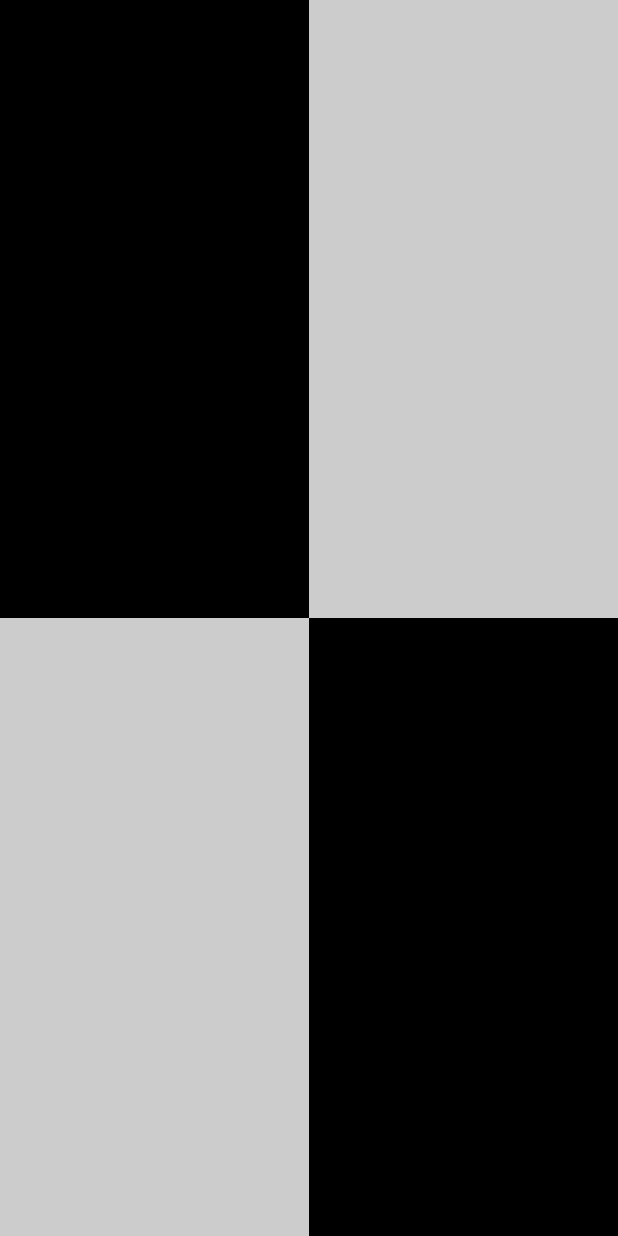
After one commit to jvmorgutia/AlarmCast, an Android app: the layout frag_four_widget.xml on its own in the app's theme, with its tools: preview values and no code run, on a phone screen of 412 x 824 dp. The commit adds this screen. Run offline under Robolectric (Android 15) with nearby library versions, the phone set to English and light mode, and no system bars.

Commit message:
Refractor from gridview to multiple linearlayouts

```diff
--- a/app/build.gradle
+++ b/app/build.gradle
@@ -1,4 +1,4 @@
-apply plugin: 'android'
+apply plugin: 'com.android.application'
 
 android {
     compileSdkVersion 19
--- a/app/src/main/java/alarmcast/app/WidgetFragment.java
+++ b/app/src/main/java/alarmcast/app/WidgetFragment.java
@@ -72,7 +72,7 @@ public abstract class WidgetFragment extends Fragment implements DlgWidgetPicker
         String jsonString = gson.toJson(widgets, new TypeToken<ArrayList<Widget>>(){}.getType());
 
         SharedPreferences sharedPref = getActivity().getPreferences(Context.MODE_PRIVATE);
-        sharedPref.edit().putString(saveLoc, jsonString).commit();
+        sharedPref.edit().putString(saveLoc, jsonString).apply();
     }
 
     @Override
--- /dev/null
+++ b/app/src/main/res/layout/frag_four_widget.xml
@@ -0,0 +1,50 @@
+<?xml version="1.0" encoding="utf-8"?>
+
+<LinearLayout xmlns:android="http://schemas.android.com/apk/res/android"
+    android:orientation="vertical" android:layout_width="match_parent"
+    android:layout_height="match_parent"
+    android:weightSum="1">
+
+    <LinearLayout
+        android:layout_weight="0.5"
+        android:orientation="horizontal"
+        android:layout_width="match_parent"
+        android:layout_height="wrap_content"
+        android:layout_gravity="center_horizontal"
+        android:baselineAligned="false">
+
+        <FrameLayout
+            android:layout_weight="0.5"
+            android:layout_width="fill_parent"
+            android:layout_height="fill_parent"
+            android:background="#000000"></FrameLayout>
+
+        <FrameLayout
+            android:layout_weight="0.5"
+            android:background="#cccccc"
+            android:layout_width="fill_parent"
+            android:layout_height="fill_parent"></FrameLayout>
+    </LinearLayout>
+
+    <LinearLayout
+        android:baselineAligned="false"
+        android:layout_weight="0.5"
+        android:orientation="horizontal"
+        android:layout_width="match_parent"
+        android:layout_height="wrap_content"
+        android:layout_gravity="center_horizontal">
+
+        <FrameLayout
+            android:layout_weight="0.5"
+            android:layout_width="fill_parent"
+            android:layout_height="fill_parent"
+            android:background="#cccccc"></FrameLayout>
+
+        <FrameLayout
+            android:layout_weight="0.5"
+            android:background="#000000"
+            android:layout_width="fill_parent"
+            android:layout_height="fill_parent"></FrameLayout>
+    </LinearLayout>
+
+</LinearLayout>
--- a/build.gradle
+++ b/build.gradle
@@ -5,7 +5,7 @@ buildscript {
         mavenCentral()
     }
     dependencies {
-        classpath 'com.android.tools.build:gradle:0.11.+'
+        classpath 'com.android.tools.build:gradle:0.12.+'
 
         // NOTE: Do not place your application dependencies here; they belong
         // in the individual module build.gradle files
```
Also changed, not shown: app/src/main/res/layout/frag_three_widget.xml (added, +45 -0 lines), app/src/main/res/layout/frag_two_widget.xml (added, +23 -0 lines).
